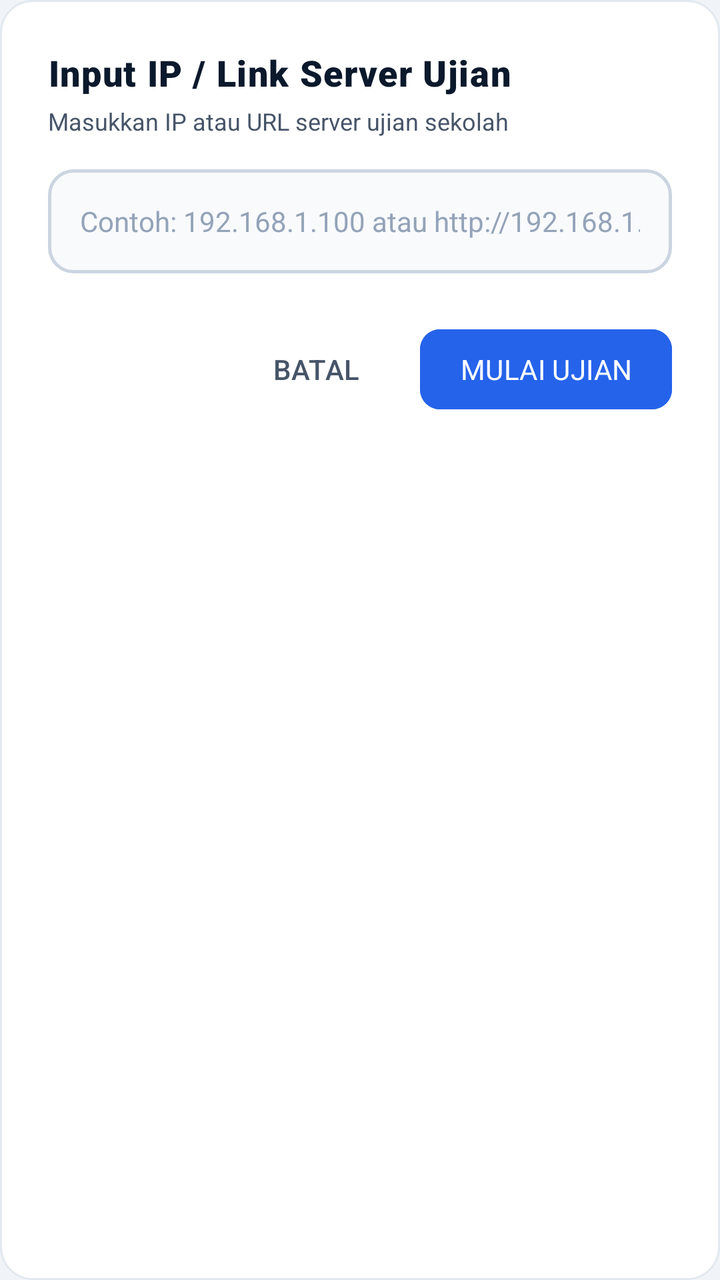
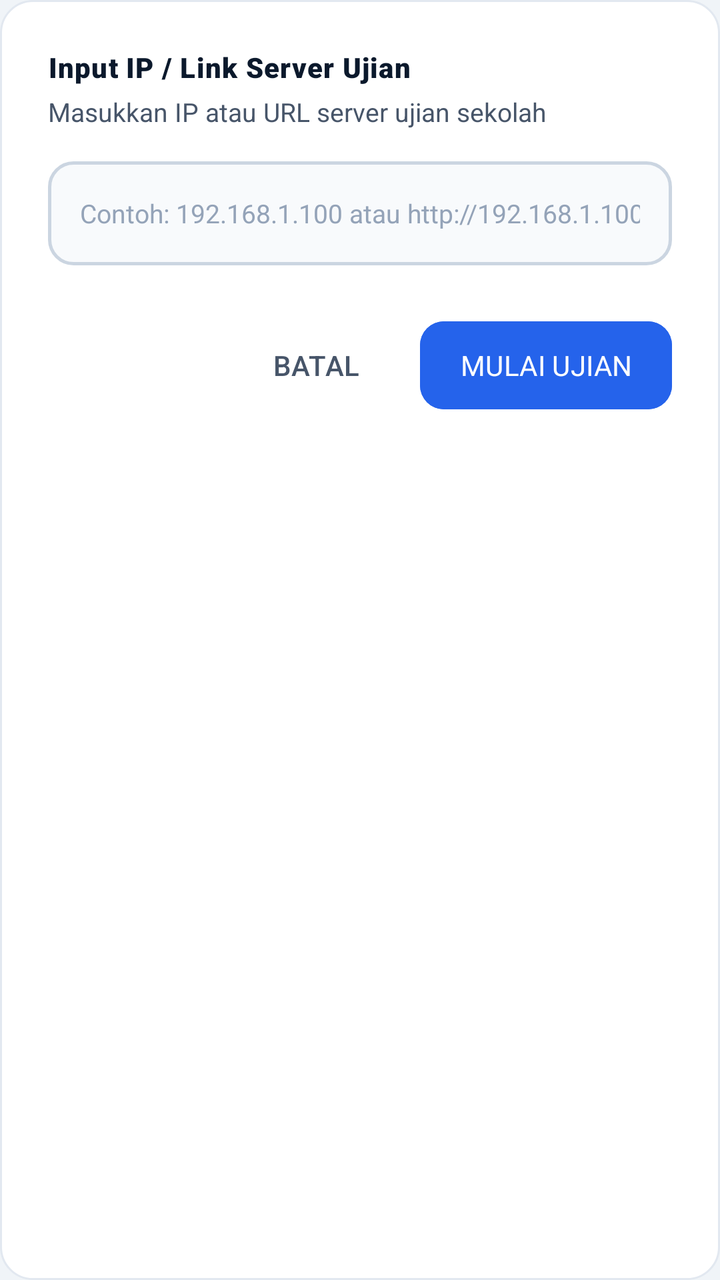

Compare the two renders of this Android layout. The source of the first and the diff that turns it into the second are given below.
<!-- AndroidManifest.xml: application theme Theme.ExamBrowser -->
<!-- res/layout/dialog_manual_url.xml -->
<?xml version="1.0" encoding="utf-8"?>
<LinearLayout xmlns:android="http://schemas.android.com/apk/res/android"
    xmlns:app="http://schemas.android.com/apk/res-auto"
    android:layout_width="match_parent"
    android:layout_height="wrap_content"
    android:background="@drawable/bg_card"
    android:orientation="vertical"
    android:padding="24dp">

    <TextView
        android:layout_width="wrap_content"
        android:layout_height="wrap_content"
        android:fontFamily="sans-serif-black"
        android:letterSpacing="0.03"
        android:text="@string/dialog_manual_url_title"
        android:textColor="@color/brand_primary_dark"
        android:textSize="18sp" />

    <TextView
        android:layout_width="wrap_content"
        android:layout_height="wrap_content"
        android:layout_marginTop="4dp"
        android:text="Masukkan IP atau URL server ujian sekolah"
        android:textColor="@color/text_secondary"
        android:textSize="12sp" />

    <EditText
        android:id="@+id/etExamUrl"
        android:layout_width="match_parent"
        android:layout_height="52dp"
        android:layout_marginTop="16dp"
        android:autofillHints=""
        android:background="@drawable/bg_edit_text"
        android:fontFamily="sans-serif"
        android:hint="@string/dialog_manual_url_hint"
        android:imeOptions="actionDone"
        android:inputType="textUri"
        android:maxLines="1"
        android:textColor="@color/text_primary"
        android:textColorHint="@color/text_muted"
        android:textSize="14sp" />

    <TextView
        android:id="@+id/tvUrlError"
        android:layout_width="wrap_content"
        android:layout_height="wrap_content"
        android:layout_marginTop="6dp"
        android:text="@string/error_invalid_url"
        android:textColor="@color/danger"
        android:textSize="12sp"
        android:visibility="gone" />

    <LinearLayout
        android:layout_width="match_parent"
        android:layout_height="wrap_content"
        android:layout_marginTop="24dp"
        android:gravity="end"
        android:orientation="horizontal">

        <com.google.android.material.button.MaterialButton
            android:id="@+id/btnCancelManualUrl"
            style="@style/Widget.Material3.Button.TextButton"
            android:layout_width="wrap_content"
            android:layout_height="48dp"
            android:fontFamily="sans-serif-medium"
            android:text="@string/btn_cancel"
            android:textColor="@color/text_secondary"
            app:cornerRadius="10dp" />

        <com.google.android.material.button.MaterialButton
            android:id="@+id/btnSubmitManualUrl"
            android:layout_width="wrap_content"
            android:layout_height="48dp"
            android:layout_marginStart="8dp"
            android:backgroundTint="@color/brand_accent"
            android:fontFamily="sans-serif-bold"
            android:paddingStart="20dp"
            android:paddingEnd="20dp"
            android:text="@string/btn_start_exam"
            android:textColor="@color/text_white"
            app:cornerRadius="10dp" />
    </LinearLayout>

</LinearLayout>
<!-- resources referenced by this layout -->
<resources>
  <color name="brand_accent">#2563EB</color>
  <color name="brand_primary_dark">#0B192C</color>
  <color name="danger">#EF4444</color>
  <color name="text_muted">#94A3B8</color>
  <color name="text_primary">#0F172A</color>
  <color name="text_secondary">#475569</color>
  <color name="text_white">#FFFFFF</color>
  <!-- drawable bg_card (drawable) -->
  <?xml version="1.0" encoding="utf-8"?>
  <shape xmlns:android="http://schemas.android.com/apk/res/android"
      android:shape="rectangle">
      <solid android:color="#FFFFFF" />
      <stroke
          android:width="1dp"
          android:color="#E2E8F0" />
      <corners android:radius="16dp" />
  </shape>
  <!-- drawable bg_edit_text (drawable) -->
  <?xml version="1.0" encoding="utf-8"?>
  <shape xmlns:android="http://schemas.android.com/apk/res/android"
      android:shape="rectangle">
      <solid android:color="#F8FAFC" />
      <stroke
          android:width="1.5dp"
          android:color="#CBD5E1" />
      <corners android:radius="12dp" />
      <padding
          android:bottom="14dp"
          android:left="16dp"
          android:right="16dp"
          android:top="14dp" />
  </shape>
  <string name="btn_cancel">BATAL</string>
  <string name="btn_start_exam">MULAI UJIAN</string>
  <string name="dialog_manual_url_hint">Contoh: 192.168.1.100 atau http://192.168.1.100:8080</string>
  <string name="dialog_manual_url_title">Input IP / Link Server Ujian</string>
  <string name="error_invalid_url">Alamat IP atau URL server ujian tidak valid.</string>
  <style name="Theme.ExamBrowser" parent="Theme.Material3.DayNight.NoActionBar">
          <item name="colorPrimary">@color/brand_primary</item>
          <item name="colorPrimaryDark">@color/brand_primary_dark</item>
          <item name="colorSecondary">@color/brand_accent</item>
          <item name="android:statusBarColor">@color/bg_main</item>
          <item name="android:windowLightStatusBar">true</item>
          <item name="android:windowBackground">@color/bg_main</item>
      </style>
  <color name="brand_primary">#0F2C59</color>
  <color name="bg_main">#F0F4F8</color>
</resources>

<!-- the commit's change to res/layout/dialog_manual_url.xml (unified diff, before → after) -->
@@ -5,7 +5,7 @@
     android:layout_height="wrap_content"
     android:background="@drawable/bg_card"
     android:orientation="vertical"
-    android:padding="24dp">
+    android:padding="@dimen/dialog_padding">
 
     <TextView
         android:layout_width="wrap_content"
@@ -14,7 +14,7 @@
         android:letterSpacing="0.03"
         android:text="@string/dialog_manual_url_title"
         android:textColor="@color/brand_primary_dark"
-        android:textSize="18sp" />
+        android:textSize="@dimen/button_text_size" />
 
     <TextView
         android:layout_width="wrap_content"
@@ -22,15 +22,16 @@
         android:layout_marginTop="4dp"
         android:text="Masukkan IP atau URL server ujian sekolah"
         android:textColor="@color/text_secondary"
-        android:textSize="12sp" />
+        android:textSize="@dimen/subtitle_text_size" />
 
     <EditText
         android:id="@+id/etExamUrl"
         android:layout_width="match_parent"
-        android:layout_height="52dp"
+        android:layout_height="@dimen/secondary_button_height"
         android:layout_marginTop="16dp"
         android:autofillHints=""
         android:background="@drawable/bg_edit_text"
+        android:focusable="true"
         android:fontFamily="sans-serif"
         android:hint="@string/dialog_manual_url_hint"
         android:imeOptions="actionDone"
@@ -38,7 +39,7 @@
         android:maxLines="1"
         android:textColor="@color/text_primary"
         android:textColorHint="@color/text_muted"
-        android:textSize="14sp" />
+        android:textSize="@dimen/body_text_size" />
 
     <TextView
         android:id="@+id/tvUrlError"
@@ -47,7 +48,7 @@
         android:layout_marginTop="6dp"
         android:text="@string/error_invalid_url"
         android:textColor="@color/danger"
-        android:textSize="12sp"
+        android:textSize="@dimen/caption_text_size"
         android:visibility="gone" />
 
     <LinearLayout
@@ -61,24 +62,28 @@
             android:id="@+id/btnCancelManualUrl"
             style="@style/Widget.Material3.Button.TextButton"
             android:layout_width="wrap_content"
-            android:layout_height="48dp"
+            android:layout_height="@dimen/secondary_button_height"
+            android:focusable="true"
             android:fontFamily="sans-serif-medium"
             android:text="@string/btn_cancel"
             android:textColor="@color/text_secondary"
-            app:cornerRadius="10dp" />
+            android:textSize="@dimen/button_text_size"
+            app:cornerRadius="@dimen/button_corner_radius" />
 
         <com.google.android.material.button.MaterialButton
             android:id="@+id/btnSubmitManualUrl"
             android:layout_width="wrap_content"
-            android:layout_height="48dp"
+            android:layout_height="@dimen/secondary_button_height"
             android:layout_marginStart="8dp"
             android:backgroundTint="@color/brand_accent"
+            android:focusable="true"
             android:fontFamily="sans-serif-bold"
             android:paddingStart="20dp"
             android:paddingEnd="20dp"
             android:text="@string/btn_start_exam"
             android:textColor="@color/text_white"
-            app:cornerRadius="10dp" />
+            android:textSize="@dimen/button_text_size"
+            app:cornerRadius="@dimen/button_corner_radius" />
     </LinearLayout>
 
 </LinearLayout>
<!-- resource entries referenced after the edit -->
@@ -7,6 +7,13 @@
   <color name="text_primary">#0F172A</color>
   <color name="text_secondary">#475569</color>
   <color name="text_white">#FFFFFF</color>
+  <dimen name="body_text_size">13sp</dimen>
+  <dimen name="button_corner_radius">12dp</dimen>
+  <dimen name="button_text_size">14sp</dimen>
+  <dimen name="caption_text_size">11sp</dimen>
+  <dimen name="dialog_padding">24dp</dimen>
+  <dimen name="secondary_button_height">52dp</dimen>
+  <dimen name="subtitle_text_size">13sp</dimen>
   <!-- drawable bg_card (drawable) -->
   <?xml version="1.0" encoding="utf-8"?>
   <shape xmlns:android="http://schemas.android.com/apk/res/android"
